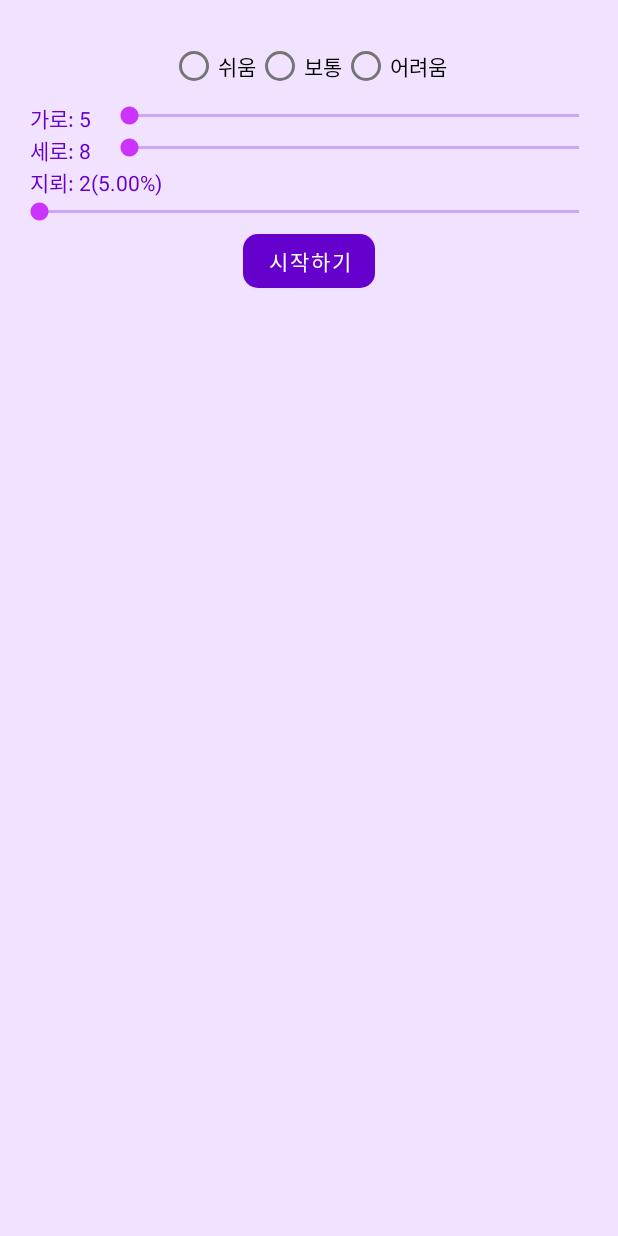
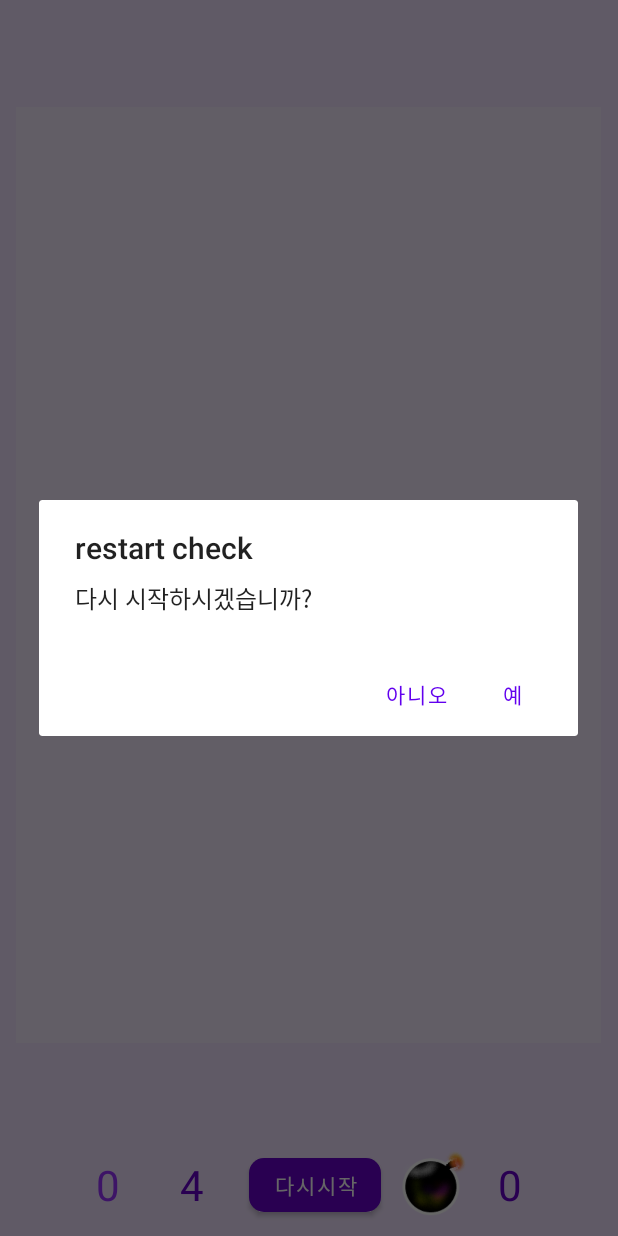
Before and after one commit to fabbitox/MineSweeperPR, an Android app: the screen it shows after launch (MainActivity), after a tap on "다시시작", on a phone screen of 412 x 824 dp. Run offline under Robolectric (Android 15) with nearby library versions, the phone set to English and light mode, and no system bars; 1 other tap on this screen came first.

Commit message:
restart check

```diff
--- a/app/src/main/java/com/first/minesweeperpr/Game.java
+++ b/app/src/main/java/com/first/minesweeperpr/Game.java
@@ -193,7 +193,6 @@ public class Game {
             if (isValidIndex(adjCells[i], index) && isMine(adjCells[i])) {
                 mineMap[adjCells[i]] = false;
                 minesToMove++;
-                Log.d("origin mine", String.valueOf(adjCells[i]));
             }
         }
         int mineIndex;
@@ -210,7 +209,6 @@ public class Game {
             }
             if (validMinePos) {
                 mineMap[mineIndex] = true;
-                Log.d("new mine", String.valueOf(mineIndex));
                 minesToMove--;
             }
         }
--- a/app/src/main/java/com/first/minesweeperpr/MainActivity.java
+++ b/app/src/main/java/com/first/minesweeperpr/MainActivity.java
@@ -2,7 +2,6 @@ package com.first.minesweeperpr;
 
 import android.annotation.SuppressLint;
 import android.os.Bundle;
-import android.util.Log;
 import android.view.View;
 import android.widget.Button;
 import android.widget.ImageButton;
@@ -177,7 +176,18 @@ public class MainActivity extends AppCompatActivity {
             timerView.setText(String.valueOf(timerCount));
         });
         // 초기화해서 다시 시작할 수 있도록
-        restartBtn.setOnClickListener(v -> restartSetting(valueInput, gameUi, flagBtn));
+        restartBtn.setOnClickListener(v -> {
+            pauseFlag = true;
+            AlertDialog.Builder alertBuilder = new AlertDialog.Builder(MainActivity.this);
+            alertBuilder.setTitle("restart check");
+            alertBuilder.setMessage("다시 시작하시겠습니까?");
+            alertBuilder.setNegativeButton("아니오", (dialog, which) -> pauseFlag = false);
+            alertBuilder.setPositiveButton("예", (dialog, which) -> {
+                if (timer != null) timer.cancel();
+                restartSetting(valueInput, gameUi, flagBtn);
+            });
+            alertBuilder.show();
+        });
 
         flagBtn.setOnClickListener(v -> {
             ImageButton ib = (ImageButton)v;
@@ -281,7 +291,6 @@ public class MainActivity extends AppCompatActivity {
         }
         game.setImage(ib, index);
         game.setOpened(index);
-        Log.d("open", String.valueOf(index));
         foundIndex = game.foundTo(foundIndex);
         if (foundIndex == -1 && !finishFlag) {// game is finished
             finishFlag = true;
```
